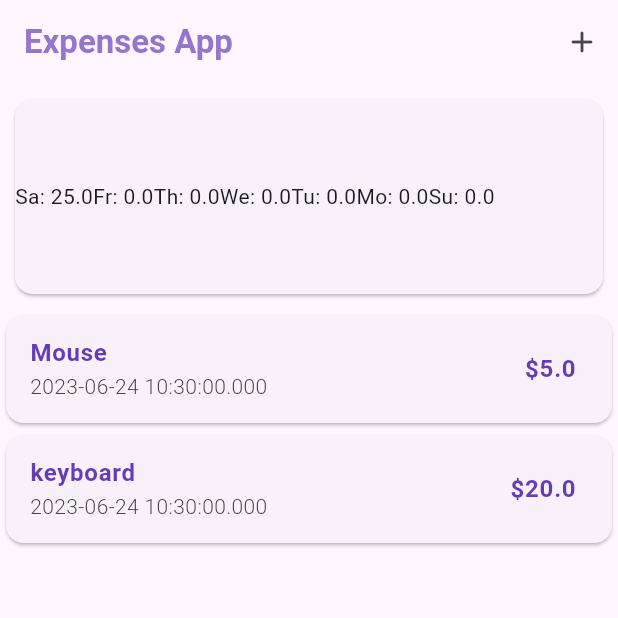
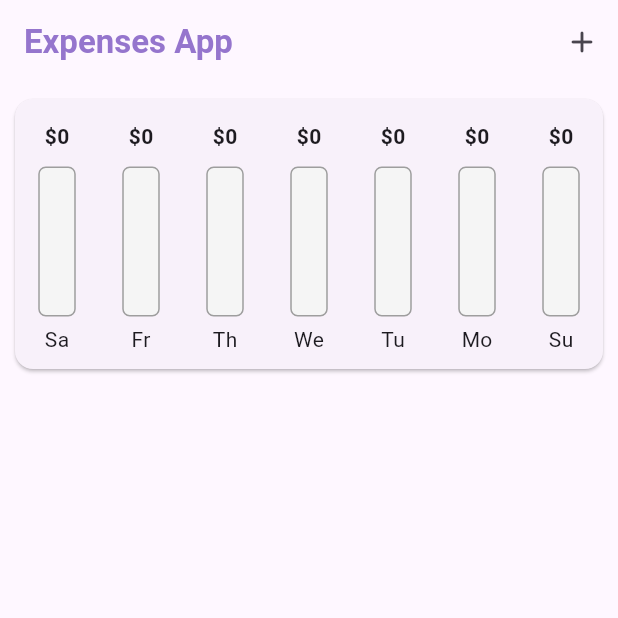
Before and after one commit to Mohammed-Azad/list_with_chart, a Flutter app: the screen it shows after launch, on a phone screen of 412 x 824 dp, the top half of it. Run offline on Flutter 3.47's test engine with Material 2 defaults, Android fonts, the light colour scheme and no system bars; our stand-ins replace date_format.

Commit message:
creating chart for expenses with daily total expenses

```diff
--- a/lib/chart.dart
+++ b/lib/chart.dart
@@ -1,6 +1,7 @@
 import 'package:flutter/material.dart';
 import 'package:intl/intl.dart';
 import 'package:list_with_chart/Transaction.dart';
+import 'package:list_with_chart/chart_bar.dart';
 
 class Chart extends StatelessWidget {
   final List<Transaction> recentTransaction;
@@ -27,14 +28,32 @@ class Chart extends StatelessWidget {
     });
   }
 
+  double get maxspend {
+    return groupedTransaction.fold(0.0, (sum, item) {
+      dynamic amount = item['amount'];
+      return sum + amount;
+    });
+  }
+
   @override
   Widget build(BuildContext context) {
     return Card(
       margin: EdgeInsets.all(5),
-      child: Row(
-          children: groupedTransaction.map((data) {
-        return Text('${data['day']}: ${data['amount']}');
-      }).toList()),
+      child: Container(
+        margin: EdgeInsets.only(top: 5),
+        child: Row(
+          mainAxisAlignment: MainAxisAlignment.spaceAround,
+            children: groupedTransaction.map((data) {
+          return Flexible(
+            fit: FlexFit.tight,
+            child: ChartBar(
+              data['day'].toString() ,
+              data['amount']as double,
+              maxspend== 0.0 ? 0.0:(data['amount'] as double)/maxspend,
+            ),
+          );
+        }).toList()),
+      ),
     );
   }
 }
--- /dev/null
+++ b/lib/chart_bar.dart
@@ -0,0 +1,51 @@
+import 'package:flutter/material.dart';
+
+class ChartBar extends StatelessWidget {
+  final String label;
+  final double spending;
+  final double spendingPrecentTotal;
+
+  const ChartBar(this.label, this.spending, this.spendingPrecentTotal);
+
+  @override
+  Widget build(BuildContext context) {
+    return Column(
+      mainAxisAlignment: MainAxisAlignment.center,
+      children: [
+        Text('\$${spending.toStringAsFixed(0)}',style: TextStyle(fontWeight: FontWeight.bold),),
+        SizedBox(
+          height: 10,
+        ),
+        Container(
+          height: 100,
+          width: 25,
+          child: Stack(children: [
+            Container(
+              decoration: BoxDecoration(
+                border: Border.all(
+                  color: Colors.grey,
+                  width: 1,
+                ),
+                color: Colors.grey[100],
+                borderRadius: BorderRadius.circular(5),
+              ),
+            ),
+            FractionallySizedBox(
+              heightFactor: spendingPrecentTotal,
+              child: Container(
+                  decoration: BoxDecoration(
+                      color: Theme.of(context).primaryColor,
+                      borderRadius: BorderRadius.circular(5)),),
+            ),
+          ],
+          ),
+        ),
+        SizedBox(
+          height: 5,
+        ),
+            Container(child:Text(label),
+            ),
+      ],
+    );
+  }
+}
--- a/lib/main.dart
+++ b/lib/main.dart
@@ -22,8 +22,6 @@ class MyApp extends StatefulWidget {
 
 class _MyAppState extends State<MyApp> {
   List<Transaction> transactions = [
-    Transaction(id: "0", title: "Mouse", amount: 5, date: DateTime.now()),
-    Transaction(id: "1", title: "keyboard", amount: 20, date: DateTime.now())
   ];
 
   final titlecontroler = TextEditingController();
@@ -160,7 +158,7 @@ class _MyAppState extends State<MyApp> {
             Container(
               width: double.infinity,
               child: SizedBox(
-                height: 150,
+                height: 200,
                 child: Container(
                   child: Chart(_recentTransaction),
                   margin: EdgeInsets.all(5),
```
